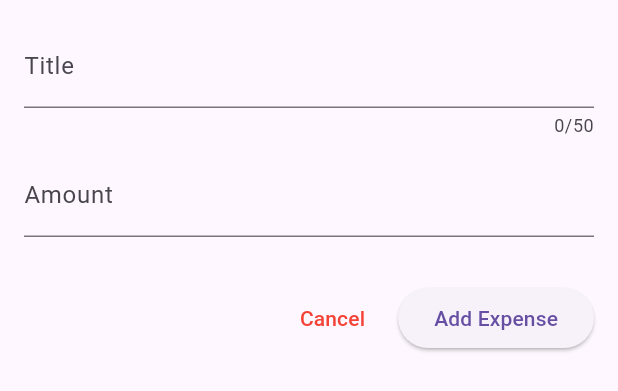
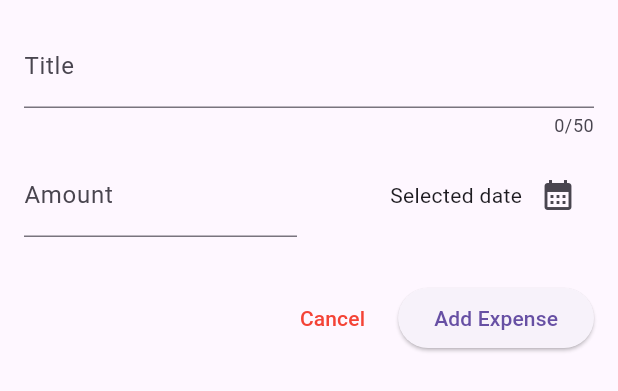
Before and after one commit to owenn2106/flutter-expense-tracker, a Flutter app: the AddExpenseForm widget shown alone on an empty page, opened directly, on a phone screen of 412 x 824 dp. Shown: the top 391 px of the screen. Run offline on Flutter 3.47's test engine with Material 3 defaults, Android fonts, the phone set to English and light mode, and no system bars.

Commit message:
Render datepicker

```diff
--- a/lib/widgets/add_expense_form.dart
+++ b/lib/widgets/add_expense_form.dart
@@ -12,6 +12,17 @@ class AddExpenseForm extends StatefulWidget {
 class _AddExpenseFormState extends State<AddExpenseForm> {
   final _titleController = TextEditingController();
   final _amountController = TextEditingController();
+
+  void _presentDatePicker() {
+    final now = DateTime.now();
+    final firstDate = DateTime(now.year - 1, now.month, now.day);
+    showDatePicker(
+      context: context,
+      initialDate: now,
+      firstDate: firstDate,
+      lastDate: now,
+    );
+  }
 
   // We should always dispose controller - because it's a resource that needs to be cleaned up
   @override
@@ -32,11 +43,31 @@ class _AddExpenseFormState extends State<AddExpenseForm> {
             maxLength: 50,
           ),
           const SizedBox(height: 10),
-          TextField(
-            controller: _amountController,
-            decoration:
-                const InputDecoration(labelText: "Amount", prefixText: "\$"),
-            keyboardType: TextInputType.number,
+          Row(
+            children: [
+              Expanded(
+                child: TextField(
+                  controller: _amountController,
+                  decoration: const InputDecoration(
+                      labelText: "Amount", prefixText: "\$"),
+                  keyboardType: TextInputType.number,
+                ),
+              ),
+              const SizedBox(width: 16),
+              Expanded(
+                child: Row(
+                  mainAxisAlignment: MainAxisAlignment.end,
+                  crossAxisAlignment: CrossAxisAlignment.center,
+                  children: [
+                    const Text("Selected date"),
+                    IconButton(
+                      icon: const Icon(Icons.calendar_month),
+                      onPressed: _presentDatePicker,
+                    ),
+                  ],
+                ),
+              ),
+            ],
           ),
           const SizedBox(height: 10),
           const SizedBox(height: 20),
```
